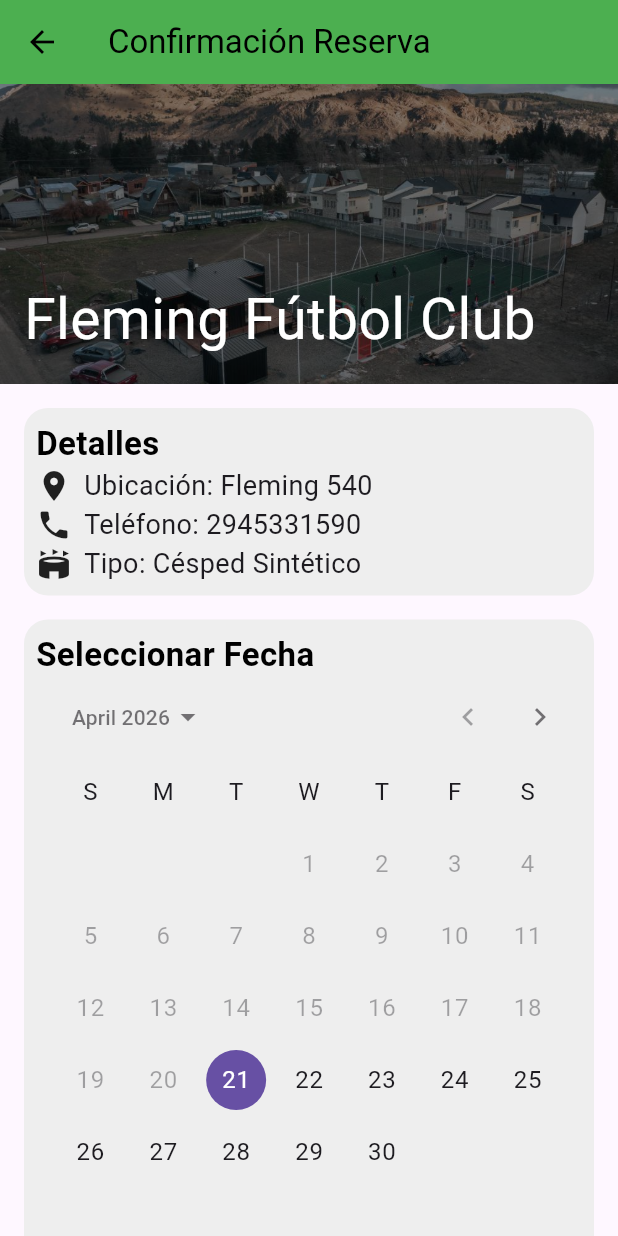
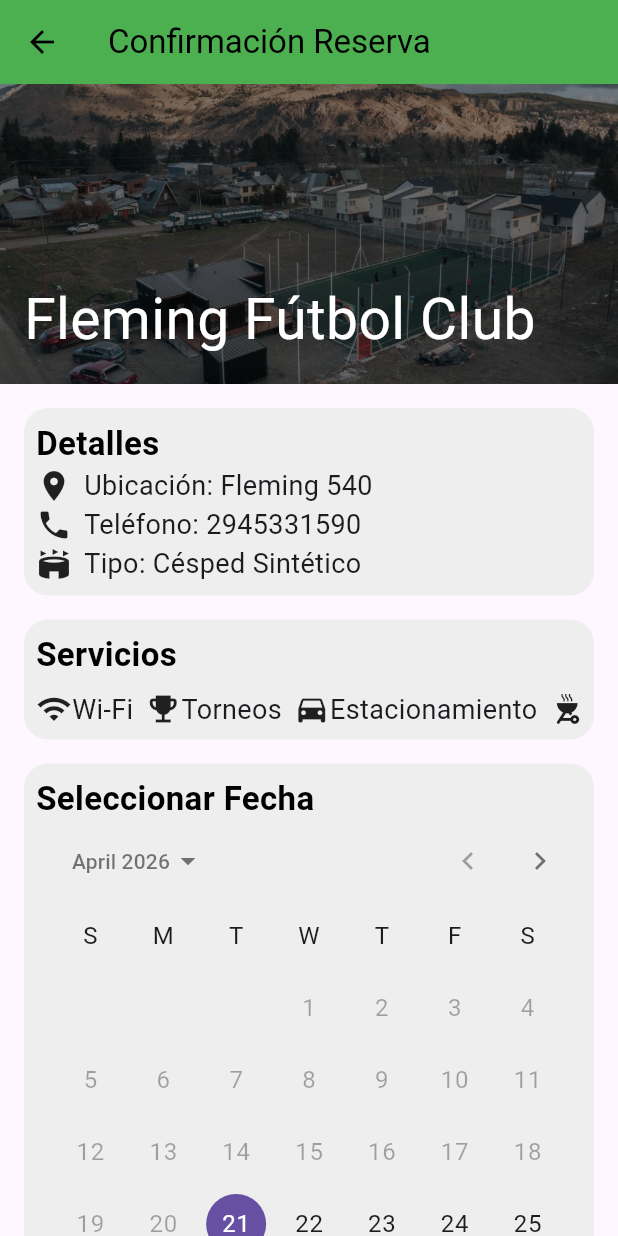
Before and after one commit to AyalaFranco/DashboardCanchasAdmin, a Flutter app: the ConfirmationScreen screen opened directly with sample values from the repository, on a phone screen of 412 x 824 dp. Run offline on Flutter 3.47's test engine with Material 3 defaults, Android fonts, the phone set to English and light mode, and no system bars.

Commit message:
Lista de Servicios en ConfirmationScreen

```diff
--- /dev/null
+++ b/lib/components/service_display.dart
@@ -0,0 +1,58 @@
+import 'package:flutter/material.dart';
+import 'package:reserva_cancha/core/box_decorations.dart';
+import 'package:reserva_cancha/core/text_styles.dart';
+
+class ServiceDisplay extends StatelessWidget {
+  final double height;
+  final String title;
+  final List<String> services;
+
+  const ServiceDisplay({
+    super.key,
+    required this.height,
+    required this.title,
+    required this.services,
+  });
+
+  @override
+  Widget build(BuildContext context) {
+    return Container(
+      padding: const EdgeInsets.all(8),
+      height: height,
+      decoration: BoxDecorations.containerName,
+      child: Column(
+        crossAxisAlignment: CrossAxisAlignment.start,
+        children: [
+          Text(title, style: TextStyles.bodyText),
+          const SizedBox(height: 8),
+          Expanded(
+            child: ListView.separated(
+              scrollDirection: Axis.horizontal,
+              itemBuilder: (_, i) => Row(
+                children: [
+                  Icon(_mapServiceToIcon(services[i])),
+                  Text(services[i], style: TextStyle(fontSize: 18)),
+                ],
+              ),
+              separatorBuilder: (_, i) => const SizedBox(width: 8),
+              itemCount: services.length,
+            ),
+          ),
+        ],
+      ),
+    );
+  }
+
+  IconData _mapServiceToIcon(String service) {
+    return switch (service.toLowerCase()) {
+      "quincho" => Icons.cabin,
+      "bar" => Icons.local_bar,
+      "cumpleaños" => Icons.cake,
+      "parrilla" => Icons.outdoor_grill,
+      "estacionamiento" => Icons.directions_car,
+      "torneos" => Icons.emoji_events,
+      "wi-fi" => Icons.wifi,
+      _ => Icons.room_service,
+    };
+  }
+}
--- a/lib/model/cancha.dart
+++ b/lib/model/cancha.dart
@@ -32,7 +32,13 @@ class Cancha {
       logoCancha: "fleming.png",
       precio: 15000,
       servicios: [
-        "wi-fi, torneos, estacionamiento, parilla, cumpleaños, bar, quincho",
+        "Wi-Fi",
+        "Torneos",
+        "Estacionamiento",
+        "Parrilla",
+        "Cumpleaños",
+        "Bar",
+        "Quincho",
       ],
     ),
     Cancha(
@@ -45,7 +51,13 @@ class Cancha {
       logoCancha: "san martin.jpg",
       precio: 5000,
       servicios: [
-        "wi-fi, torneos, estacionamiento, parilla, cumpleaños, bar, quincho",
+        "Wi-Fi",
+        "Torneos",
+        "Estacionamiento",
+        "Parrilla",
+        "Cumpleaños",
+        "Bar",
+        "Quincho",
       ],
     ),
     Cancha(
@@ -55,10 +67,16 @@ class Cancha {
       telefono: "(02945) 15334303",
       tipoCancha: "Cesped Natural",
       imagenCancha: "La Española.jpg",
-      logoCancha: "española.png"     ,
+      logoCancha: "española.png",
       precio: 10000,
       servicios: [
-        "wi-fi, torneos, estacionamiento, parilla, cumpleaños, bar, quincho",
+        "Wi-Fi",
+        "Torneos",
+        "Estacionamiento",
+        "Parrilla",
+        "Cumpleaños",
+        "Bar",
+        "Quincho",
       ],
     ),
     Cancha(
@@ -71,7 +89,13 @@ class Cancha {
       imagenCancha: "El Molino.png",
       logoCancha: "image.png",
       servicios: [
-        "wi-fi, torneos, estacionamiento, parilla, cumpleaños, bar, quincho",
+        "Wi-Fi",
+        "Torneos",
+        "Estacionamiento",
+        "Parrilla",
+        "Cumpleaños",
+        "Bar",
+        "Quincho",
       ],
     ),
     Cancha(
@@ -84,7 +108,13 @@ class Cancha {
       imagenCancha: "Esquel Padding.png",
       logoCancha: "padel.png",
       servicios: [
-        "wi-fi, torneos, estacionamiento, parilla, cumpleaños, bar, quincho",
+        "Wi-Fi",
+        "Torneos",
+        "Estacionamiento",
+        "Parrilla",
+        "Cumpleaños",
+        "Bar",
+        "Quincho",
       ],
     ),
     Cancha(
@@ -97,7 +127,13 @@ class Cancha {
       imagenCancha: "La Gran 5.png",
       logoCancha: "gran 5.png",
       servicios: [
-        "wi-fi, torneos, estacionamiento, parilla, cumpleaños, bar, quincho",
+        "Wi-Fi",
+        "Torneos",
+        "Estacionamiento",
+        "Parrilla",
+        "Cumpleaños",
+        "Bar",
+        "Quincho",
       ],
     ),
     Cancha(
@@ -110,7 +146,13 @@ class Cancha {
       logoCancha: "la 10.png",
       precio: 55000,
       servicios: [
-        "wi-fi, torneos, estacionamiento, parilla, cumpleaños, bar, quincho",
+        "Wi-Fi",
+        "Torneos",
+        "Estacionamiento",
+        "Parrilla",
+        "Cumpleaños",
+        "Bar",
+        "Quincho",
       ],
     ),
     Cancha(
@@ -123,7 +165,13 @@ class Cancha {
       precio: 25000,
       logoCancha: "gambeta.png",
       servicios: [
-        "wi-fi, torneos, estacionamiento, parilla, cumpleaños, bar, quincho",
+        "Wi-Fi",
+        "Torneos",
+        "Estacionamiento",
+        "Parrilla",
+        "Cumpleaños",
+        "Bar",
+        "Quincho",
       ],
     ),
     Cancha(
@@ -136,7 +184,13 @@ class Cancha {
       imagenCancha: "Zona Mixta.jpg",
       logoCancha: "zona mixta.png",
       servicios: [
-        "wi-fi, torneos, estacionamiento, parilla, cumpleaños, bar, quincho",
+        "Wi-Fi",
+        "Torneos",
+        "Estacionamiento",
+        "Parrilla",
+        "Cumpleaños",
+        "Bar",
+        "Quincho",
       ],
     ),
   ];
--- a/lib/screens/confirmation_screen.dart
+++ b/lib/screens/confirmation_screen.dart
@@ -2,6 +2,7 @@ import 'dart:math';
 
 import 'package:flutter/material.dart';
 import 'package:reserva_cancha/components/date_picker.dart';
+import 'package:reserva_cancha/components/service_display.dart';
 import 'package:reserva_cancha/components/time_picker.dart';
 import 'package:intl/intl.dart';
 import 'package:reserva_cancha/core/box_decorations.dart';
@@ -85,13 +86,19 @@ class _ConfirmationScreenState extends State<ConfirmationScreen> {
                     ),
                   ),
                   const SizedBox(height: 16),
+                  ServiceDisplay(
+                    height: 80,
+                    title: "Servicios",
+                    services: widget.field.servicios,
+                  ),
+                  const SizedBox(height: 16,),
                   DatePicker(
                     title: "Seleccionar Fecha",
                     enabledDays: 30,
                     onDateChanged: (date) =>
                         (setState(() => _selectedDate = date)),
                   ),
-                  SizedBox(height: 16),
+                  const SizedBox(height: 16),
                   TimePicker(
                     enabled: _selectedDate != null,
                     height: 110,
```
